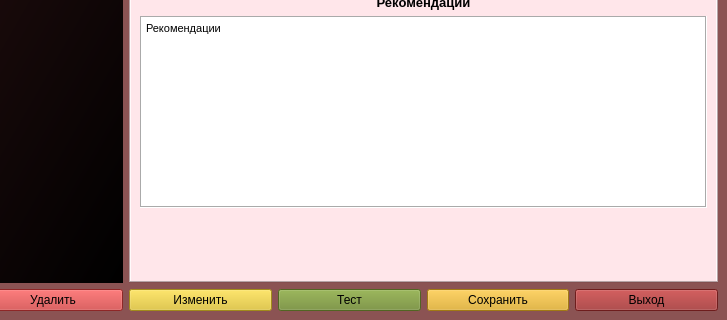
The window that design1.ui (egorguslyan/kvantoriada) describes before a commit, drawn with Qt 5; both pictures show x 172 to 899 and y 223 to 543 of the 899 by 543 pixel window.
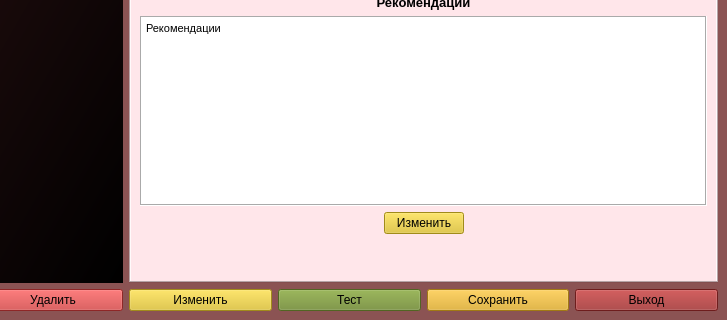
The same window after the commit. Icons and pictures are not drawn. Custom widgets are drawn as their Qt base class.

```diff
--- a/design1.ui
+++ b/design1.ui
@@ -880,6 +880,46 @@
             </item>
            </layout>
           </item>
+          <item>
+           <layout class="QHBoxLayout" name="horizontalLayout_17">
+            <item>
+             <spacer name="horizontalSpacer_11">
+              <property name="orientation">
+               <enum>Qt::Horizontal</enum>
+              </property>
+              <property name="sizeHint" stdset="0">
+               <size>
+                <width>40</width>
+                <height>20</height>
+               </size>
+              </property>
+             </spacer>
+            </item>
+            <item>
+             <widget class="QPushButton" name="editRecommendationsButton">
+              <property name="styleSheet">
+               <string notr="true">background-color: rgb(225, 194, 36);</string>
+              </property>
+              <property name="text">
+               <string>Изменить</string>
+              </property>
+             </widget>
+            </item>
+            <item>
+             <spacer name="horizontalSpacer_6">
+              <property name="orientation">
+               <enum>Qt::Horizontal</enum>
+              </property>
+              <property name="sizeHint" stdset="0">
+               <size>
+                <width>40</width>
+                <height>20</height>
+               </size>
+              </property>
+             </spacer>
+            </item>
+           </layout>
+          </item>
           <item>
            <spacer name="verticalSpacer">
             <property name="orientation">
```
